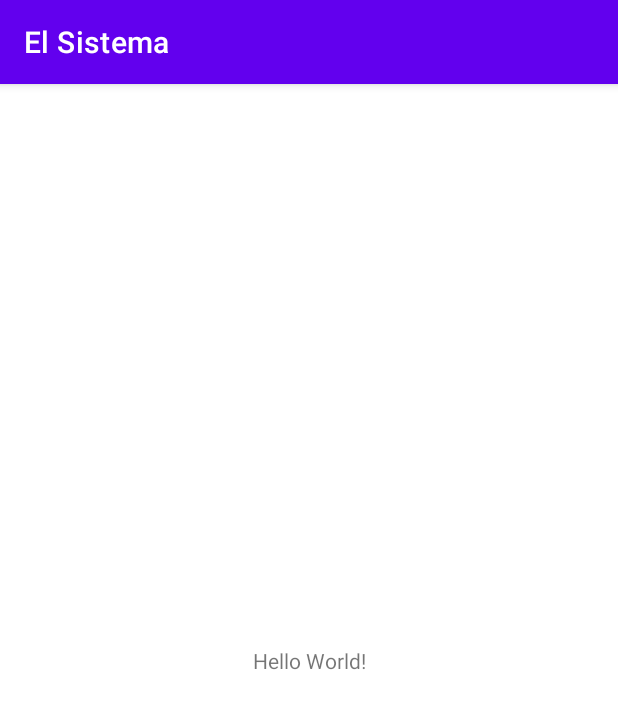
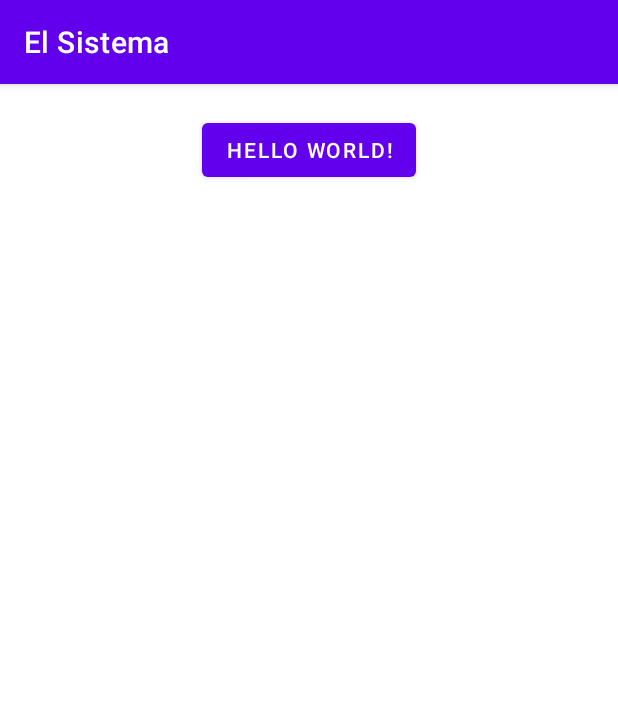
Before and after one commit to sergiofrrg92/El_Sistema_App, an Android app: the screen it shows after launch (MainActivity), on a phone screen of 412 x 824 dp. Shown: the top 709 px of the screen. Run offline under Robolectric (Android 15) with nearby library versions, the phone set to English and light mode, and no system bars.

Commit message:
Hello world :D

```diff
--- a/app/build.gradle
+++ b/app/build.gradle
@@ -39,6 +39,7 @@ dependencies {
     implementation 'androidx.appcompat:appcompat:1.2.0'
     implementation 'com.google.android.material:material:1.2.1'
     implementation 'androidx.constraintlayout:constraintlayout:2.0.4'
+    implementation 'androidx.constraintlayout:constraintlayout:2.1.0-alpha1'
     testImplementation 'junit:junit:4.+'
     androidTestImplementation 'androidx.test.ext:junit:1.1.2'
     androidTestImplementation 'androidx.test.espresso:espresso-core:3.3.0'
--- a/app/src/main/res/layout/activity_main.xml
+++ b/app/src/main/res/layout/activity_main.xml
@@ -1,18 +1,21 @@
 <?xml version="1.0" encoding="utf-8"?>
-<androidx.constraintlayout.widget.ConstraintLayout xmlns:android="http://schemas.android.com/apk/res/android"
+<androidx.constraintlayout.motion.widget.MotionLayout xmlns:android="http://schemas.android.com/apk/res/android"
     xmlns:app="http://schemas.android.com/apk/res-auto"
     xmlns:tools="http://schemas.android.com/tools"
+    android:id="@+id/motion_layout"
     android:layout_width="match_parent"
     android:layout_height="match_parent"
-    tools:context=".MainActivity">
+    tools:context=".MainActivity"
+    app:layoutDescription="@xml/activity_main_scene">
 
-    <TextView
+    <Button
+        android:id="@+id/button_to_move"
         android:layout_width="wrap_content"
         android:layout_height="wrap_content"
         android:text="Hello World!"
-        app:layout_constraintBottom_toBottomOf="parent"
+        android:layout_marginTop="20dp"
         app:layout_constraintLeft_toLeftOf="parent"
         app:layout_constraintRight_toRightOf="parent"
         app:layout_constraintTop_toTopOf="parent" />
 
-</androidx.constraintlayout.widget.ConstraintLayout>
+</androidx.constraintlayout.motion.widget.MotionLayout>
--- /dev/null
+++ b/app/src/main/res/xml/activity_main_scene.xml
@@ -0,0 +1,46 @@
+<?xml version="1.0" encoding="utf-8"?>
+<MotionScene xmlns:android="http://schemas.android.com/apk/res/android"
+    xmlns:app="http://schemas.android.com/apk/res-auto">
+
+    <ConstraintSet android:id="@+id/start">
+        <Constraint android:id="@+id/button_to_move"
+            android:layout_width="wrap_content"
+            android:layout_height="wrap_content"
+            android:layout_marginTop="20dp"
+            android:text="Hello World!"
+            app:layout_constraintLeft_toLeftOf="parent"
+            app:layout_constraintRight_toRightOf="parent"
+            app:layout_constraintTop_toTopOf="parent"/>
+    </ConstraintSet>
+
+    <ConstraintSet android:id="@+id/end">
+        <Constraint
+            android:id="@id/button_to_move"
+            android:layout_width="wrap_content"
+            android:layout_height="wrap_content"
+            android:layout_marginBottom="20dp"
+            android:text="Hello World!"
+            app:layout_constraintLeft_toLeftOf="parent"
+            app:layout_constraintRight_toRightOf="parent"
+            app:layout_constraintBottom_toBottomOf="parent"
+            />
+    </ConstraintSet>
+
+    <Transition
+        app:constraintSetEnd="@id/end"
+        app:constraintSetStart="@+id/start"
+        app:duration="1000">
+        <OnSwipe
+            app:touchAnchorSide="bottom"
+            app:touchAnchorId="@+id/button_to_move"
+            app:dragDirection="dragDown" />
+        <KeyFrameSet>
+            <KeyAttribute
+                android:rotation="-45"
+                app:framePosition="50"
+                app:motionTarget="@id/button_to_move" />
+
+        </KeyFrameSet>
+
+    </Transition>
+</MotionScene>
```
Also changed, not shown: gradle/wrapper/gradle-wrapper.properties.
